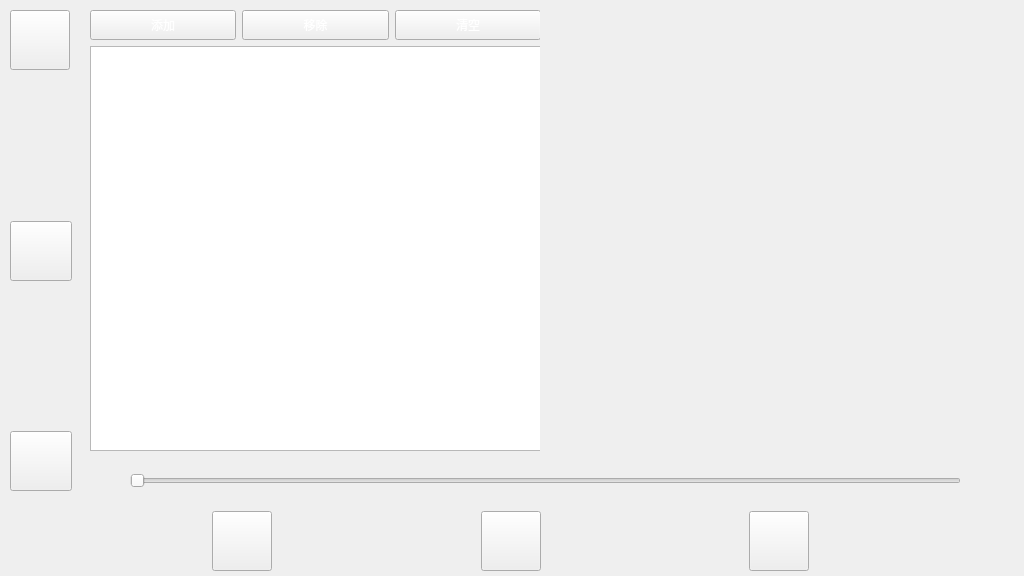
The window that View/Music/musicpage.ui (yuzcat01/VehicleControl) describes before a commit, drawn with Qt 5.
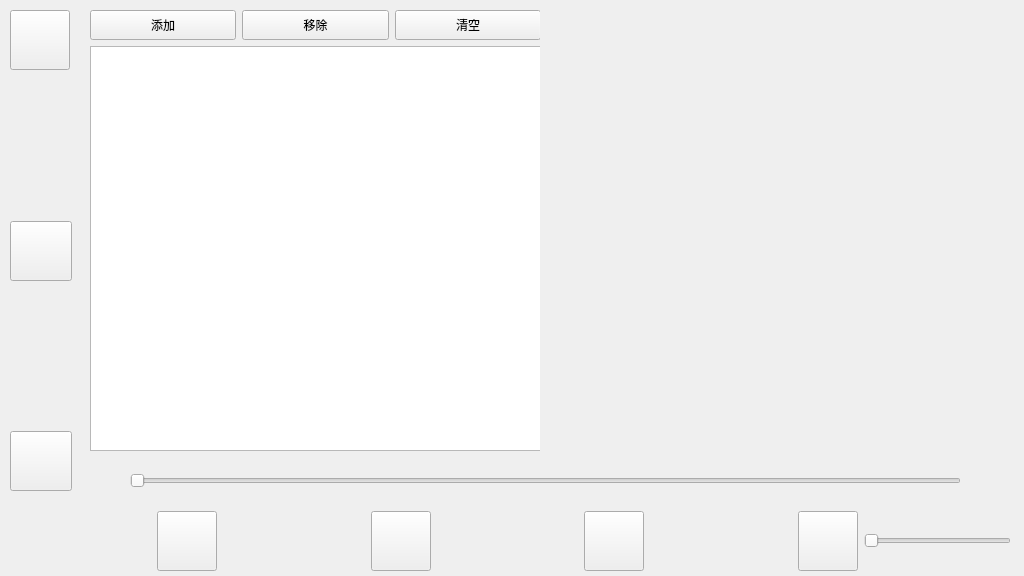
The same window after the commit. Icons and pictures are not drawn.

Commit message: 音乐界面增加音量滑块和图标切换

What changed in the file:
```diff
--- a/View/Music/musicpage.ui
+++ b/View/Music/musicpage.ui
@@ -44,9 +44,6 @@
         <height>60</height>
        </size>
       </property>
-      <property name="styleSheet">
-       <string notr="true">color : rgb(255, 255, 255)</string>
-      </property>
       <property name="text">
        <string/>
       </property>
@@ -82,9 +79,6 @@
         <height>60</height>
        </size>
       </property>
-      <property name="styleSheet">
-       <string notr="true">color : rgb(255, 255, 255)</string>
-      </property>
       <property name="text">
        <string/>
       </property>
@@ -120,9 +114,6 @@
         <height>60</height>
        </size>
       </property>
-      <property name="styleSheet">
-       <string notr="true">color : rgb(255, 255, 255)</string>
-      </property>
       <property name="text">
        <string/>
       </property>
@@ -150,6 +141,35 @@
       </property>
      </spacer>
     </item>
+    <item>
+     <widget class="QPushButton" name="volumeBtn">
+      <property name="minimumSize">
+       <size>
+        <width>60</width>
+        <height>60</height>
+       </size>
+      </property>
+      <property name="text">
+       <string/>
+      </property>
+      <property name="icon">
+       <iconset theme="QIcon::ThemeIcon::AudioVolumeHigh"/>
+      </property>
+      <property name="iconSize">
+       <size>
+        <width>20</width>
+        <height>20</height>
+       </size>
+      </property>
+     </widget>
+    </item>
+    <item>
+     <widget class="QSlider" name="volumeSlider">
+      <property name="orientation">
+       <enum>Qt::Orientation::Horizontal</enum>
+      </property>
+     </widget>
+    </item>
    </layout>
   </widget>
   <widget class="QWidget" name="verticalLayoutWidget">
@@ -316,9 +336,6 @@
             <height>30</height>
            </size>
           </property>
-          <property name="styleSheet">
-           <string notr="true">color : rgb(255, 255, 255)</string>
-          </property>
           <property name="text">
            <string>添加</string>
           </property>
@@ -336,9 +353,6 @@
             <height>30</height>
            </size>
           </property>
-          <property name="styleSheet">
-           <string notr="true">color : rgb(255, 255, 255)</string>
-          </property>
           <property name="text">
            <string>移除</string>
           </property>
@@ -356,9 +370,6 @@
             <height>30</height>
            </size>
           </property>
-          <property name="styleSheet">
-           <string notr="true">color : rgb(255, 255, 255)</string>
-          </property>
           <property name="text">
            <string>清空</string>
           </property>
```
Left out of the diff: 18 changed lines with no effect on the pictures. The commit also changes 7 other files.
